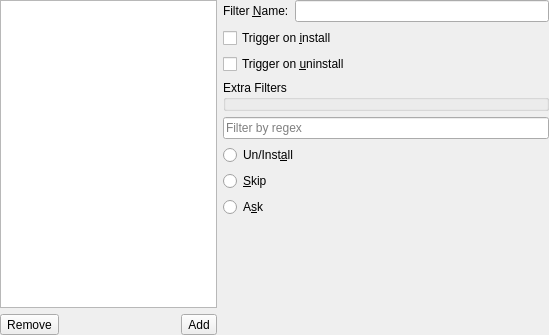
This is gui/widgets/filterswidget.ui in Baum42/paxchange as Qt 5 draws it before an edit. The edited form follows.
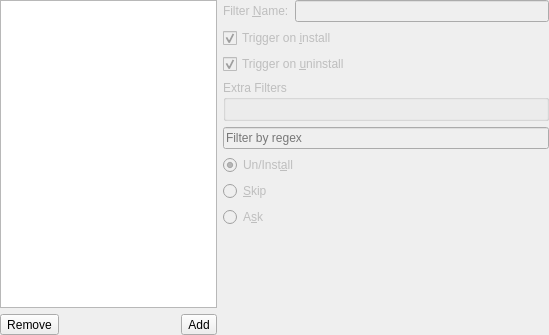
This is the edited form. Icons and pictures are not drawn.

The edit to the form file:
```diff
--- a/gui/widgets/filterswidget.ui
+++ b/gui/widgets/filterswidget.ui
@@ -82,7 +82,23 @@
     </layout>
    </item>
    <item>
+    <widget class="QWidget" name="editWidget" native="true">
+     <property name="enabled">
+      <bool>false</bool>
+     </property>
     <layout class="QVBoxLayout" name="verticalLayout_2">
+      <property name="leftMargin">
+       <number>0</number>
+      </property>
+      <property name="topMargin">
+       <number>0</number>
+      </property>
+      <property name="rightMargin">
+       <number>0</number>
+      </property>
+      <property name="bottomMargin">
+       <number>0</number>
+      </property>
      <item>
       <layout class="QHBoxLayout" name="horizontalLayout_2">
        <item>
@@ -105,6 +121,9 @@
        <property name="text">
         <string>Trigger on &amp;install</string>
        </property>
+        <property name="checked">
+         <bool>true</bool>
+        </property>
       </widget>
      </item>
      <item>
@@ -112,6 +131,9 @@
        <property name="text">
         <string>Trigger on &amp;uninstall</string>
        </property>
+        <property name="checked">
+         <bool>true</bool>
+        </property>
       </widget>
      </item>
      <item>
@@ -119,6 +141,7 @@
        <property name="title">
         <string>Extra Filters</string>
        </property>
+        <layout class="QVBoxLayout" name="checkLayout"/>
       </widget>
      </item>
      <item>
@@ -133,6 +156,9 @@
        <property name="text">
         <string>Un/Inst&amp;all</string>
        </property>
+        <property name="checked">
+         <bool>true</bool>
+        </property>
       </widget>
      </item>
      <item>
@@ -163,6 +189,7 @@
       </spacer>
      </item>
     </layout>
+    </widget>
    </item>
   </layout>
  </widget>
```
Left out of the diff: 24 changed lines with no effect on the pictures. Lines whose indentation alone changed are shown as unchanged.
